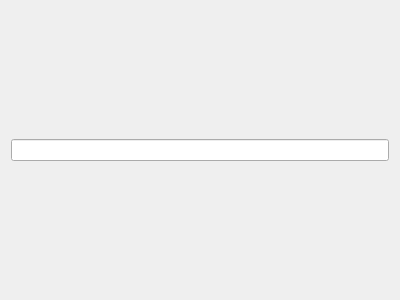
Qt form views/pages/fetch_jobs/link/link.ui (ozanpempegul/RoleMatcher) before a commit.
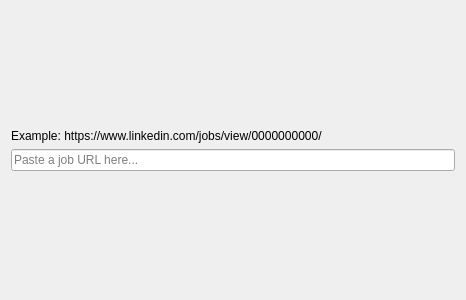
The same form after that commit.

```diff
--- a/views/pages/fetch_jobs/link/link.ui
+++ b/views/pages/fetch_jobs/link/link.ui
@@ -6,7 +6,7 @@
    <rect>
     <x>0</x>
     <y>0</y>
-    <width>400</width>
+    <width>466</width>
     <height>300</height>
    </rect>
   </property>
@@ -15,7 +15,44 @@
   </property>
   <layout class="QVBoxLayout" name="verticalLayout">
    <item>
-    <widget class="QLineEdit" name="lineEdit"/>
+    <spacer name="verticalSpacer_2">
+     <property name="orientation">
+      <enum>Qt::Orientation::Vertical</enum>
+     </property>
+     <property name="sizeHint" stdset="0">
+      <size>
+       <width>20</width>
+       <height>40</height>
+      </size>
+     </property>
+    </spacer>
+   </item>
+   <item>
+    <widget class="QLabel" name="label">
+     <property name="text">
+      <string>Example: https://www.linkedin.com/jobs/view/0000000000/</string>
+     </property>
+    </widget>
+   </item>
+   <item>
+    <widget class="QLineEdit" name="lineEdit_link">
+     <property name="placeholderText">
+      <string>Paste a job URL here...</string>
+     </property>
+    </widget>
+   </item>
+   <item>
+    <spacer name="verticalSpacer">
+     <property name="orientation">
+      <enum>Qt::Orientation::Vertical</enum>
+     </property>
+     <property name="sizeHint" stdset="0">
+      <size>
+       <width>20</width>
+       <height>40</height>
+      </size>
+     </property>
+    </spacer>
    </item>
   </layout>
  </widget>
```
